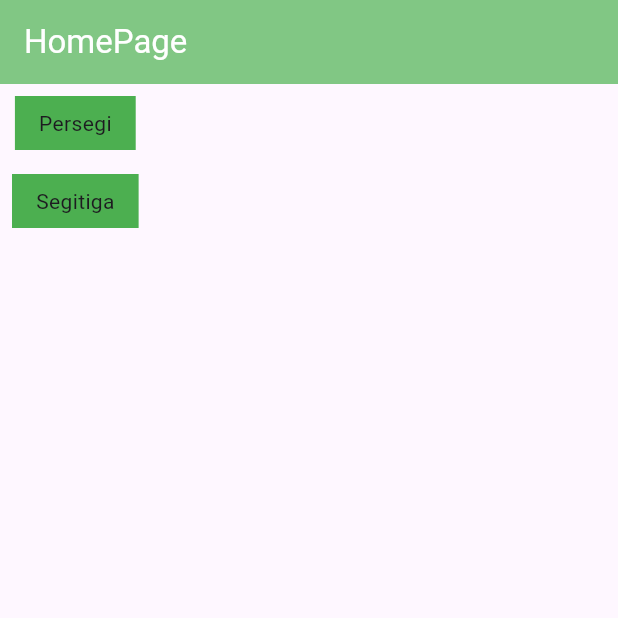
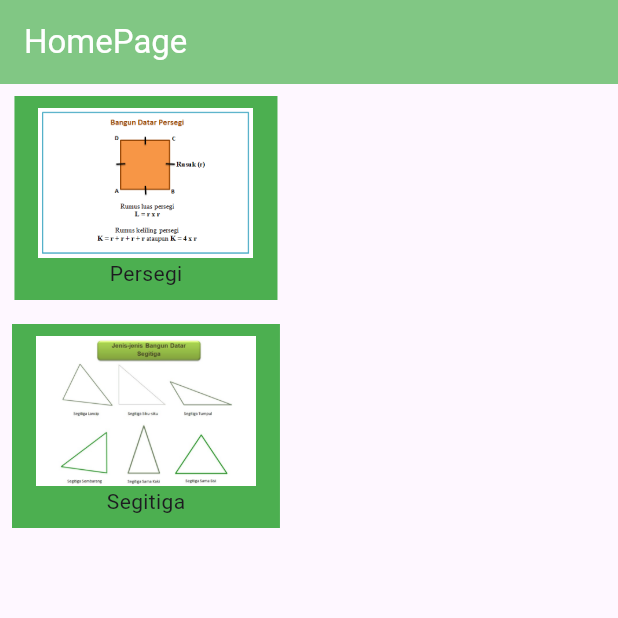
Before and after one commit to Celjiii/bangun_datar, a Flutter app: the screen it shows after launch, on a phone screen of 412 x 824 dp, the top half of it. Run offline on Flutter 3.47's test engine with Material 2 defaults, Android fonts, the phone set to English and light mode, and no system bars.

```diff
--- a/lib/page/home_page.dart
+++ b/lib/page/home_page.dart
@@ -16,25 +16,39 @@ class HomePage extends StatelessWidget {
         body : Column(
 
           children: [
-            Container(
-              margin: EdgeInsets.all(8),
-              padding: EdgeInsets.symmetric(vertical: 8, horizontal: 16),
-              decoration: BoxDecoration(
-                  color: Colors.green
-              ),
-              child: Text("Persegi"),
-            ),
+            CustomMenu(imageAssets: "aset/20220419_105837gambar_bangun_datar_persegi.png", title: "Persegi"),
+            CustomMenu(imageAssets: "aset/20220419_030155Jenis-jenis_Bangun_Datar_Segitiga.jpg", title: "Segitiga"),
 
-              Container(
-                margin: EdgeInsets.all(8),
-                padding: EdgeInsets.symmetric(vertical: 8, horizontal: 16),
-                decoration: BoxDecoration(
-                   color: Colors.green
-              ),
-              child: Text("Segitiga"),
-            )
           ],
      ),
     );
   }
 }
+
+class CustomMenu extends StatelessWidget {
+  const CustomMenu({
+    super.key, required this.imageAssets, required this.title,
+  });
+  final String imageAssets;
+  final String title;
+
+  @override
+  Widget build(BuildContext context) {
+    return Container(
+      margin: EdgeInsets.all(8),
+      padding: EdgeInsets.symmetric(vertical: 8, horizontal: 16),
+      decoration: BoxDecoration(
+          color: Colors.green
+      ),
+      child: Column(
+        children: [
+          Image.asset(
+            imageAssets,
+            height: 100,
+          ),
+          Text(title),
+        ],
+      ),
+    );
+  }
+}
--- a/pubspec.yaml
+++ b/pubspec.yaml
@@ -59,8 +59,8 @@ flutter:
   uses-material-design: true
 
   # To add assets to your application, add an assets section, like this:
-  # assets:
-  #   - images/a_dot_burr.jpeg
+  assets:
+    - aset/
   #   - images/a_dot_ham.jpeg
 
   # An image asset can refer to one or more resolution-specific "variants", see
```
Also changed, not shown: aset/20220419_030155Jenis-jenis_Bangun_Datar_Segitiga.jpg (added), aset/20220419_105837gambar_bangun_datar_persegi.png (added), 2 other files.
